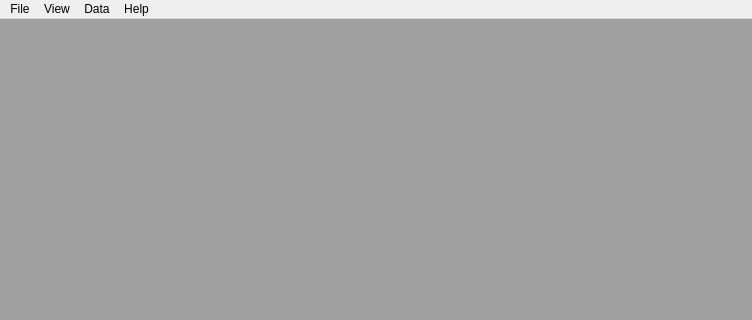
Before: the Qt Designer form src/mainwindow.ui in mic90/SerialDataRecorder, drawn with Qt 5; both pictures show x 0 to 752 and y 0 to 320 of the 752 by 532 pixel window.
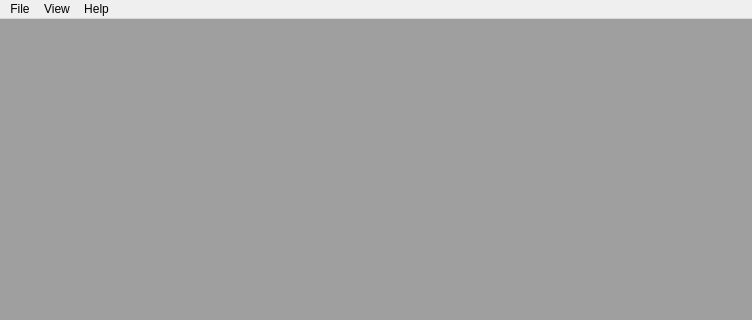
After: the same form once the commit is applied. Icons and pictures are not drawn.

Commit message: Decreased cpu usage in idle, channels and chart changing doesn't clear data, automatic color selection for graphs, stability fixes

```diff
--- a/src/mainwindow.ui
+++ b/src/mainwindow.ui
@@ -87,11 +87,6 @@
     <addaction name="separator"/>
     <addaction name="actionAbout"/>
    </widget>
-   <widget class="QMenu" name="menuData">
-    <property name="title">
-     <string>Data</string>
-    </property>
-   </widget>
    <widget class="QMenu" name="menuView">
     <property name="title">
      <string>View</string>
@@ -100,7 +95,6 @@
    </widget>
    <addaction name="menuFile"/>
    <addaction name="menuView"/>
-   <addaction name="menuData"/>
    <addaction name="menuHelp"/>
   </widget>
   <widget class="QStatusBar" name="statusBar"/>
```
Left out of the diff: 5 changed lines with no effect on the pictures. The commit also changes 24 other files.
